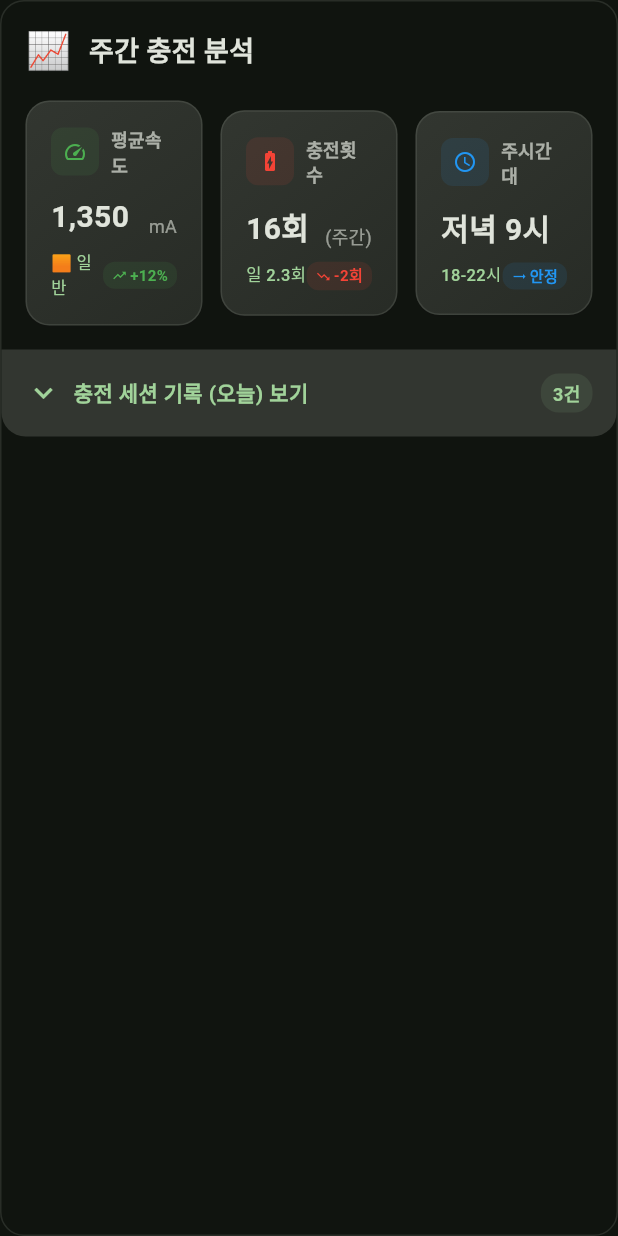
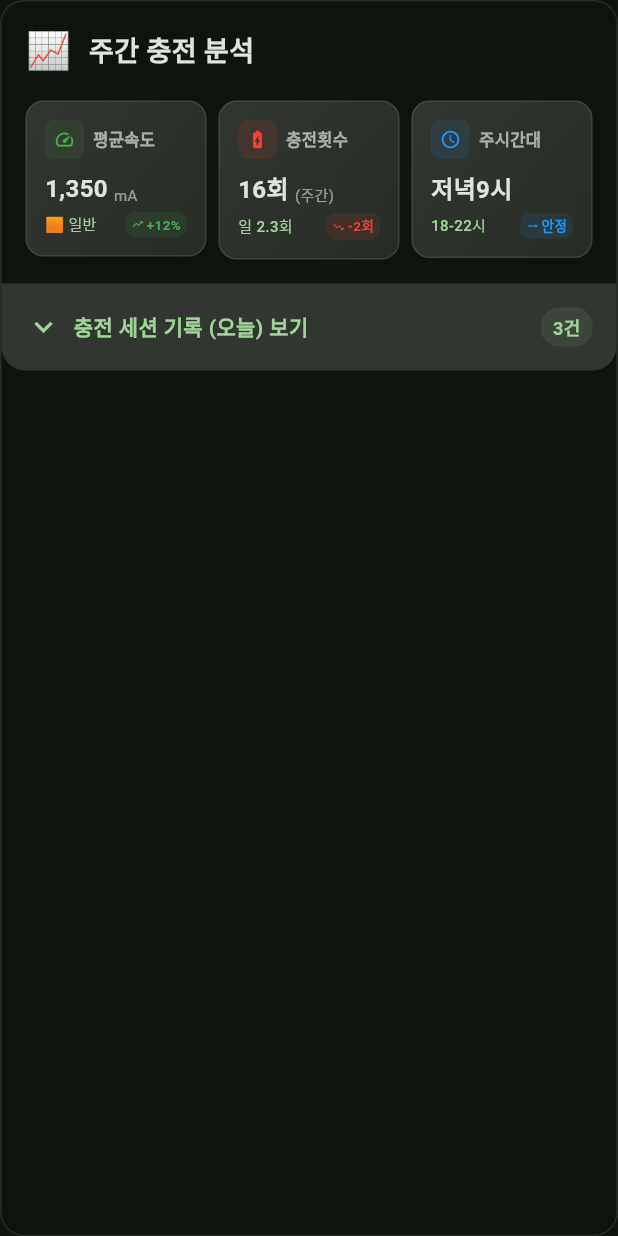
Before and after one commit to rbtc2/BatteryPal, a Flutter app: the ChargingStatsCard widget shown alone on an empty page, opened directly, on a phone screen of 412 x 824 dp. Run offline on Flutter 3.47's test engine with Material 3 defaults, Android fonts, the phone set to English and light mode, and no system bars; our stand-ins replace battery_plus, fl_chart, sqflite; accounts and stored records are empty.

Commit message:
ui수정

```diff
--- a/lib/screens/analysis/widgets/charging_patterns_tab.dart
+++ b/lib/screens/analysis/widgets/charging_patterns_tab.dart
@@ -823,6 +823,7 @@ class _ChargingStatsCardState extends State<ChargingStatsCard> {
           Padding(
             padding: const EdgeInsets.symmetric(horizontal: 16),
             child: Row(
+              crossAxisAlignment: CrossAxisAlignment.start,
               children: [
                 Expanded(
                   child: _buildEnhancedStatCard(
@@ -836,7 +837,7 @@ class _ChargingStatsCardState extends State<ChargingStatsCard> {
                     icon: Icons.speed,
                   ),
                 ),
-                SizedBox(width: 12),
+                SizedBox(width: 8),
                 Expanded(
                   child: _buildEnhancedStatCard(
                     context,
@@ -849,12 +850,12 @@ class _ChargingStatsCardState extends State<ChargingStatsCard> {
                     icon: Icons.battery_charging_full,
                   ),
                 ),
-                SizedBox(width: 12),
+                SizedBox(width: 8),
                 Expanded(
                   child: _buildEnhancedStatCard(
                     context,
                     title: '주시간대',
-                    mainValue: '저녁 9시',
+                    mainValue: '저녁9시',
                     unit: '',
                     subValue: '18-22시',
                     trend: '안정',
@@ -998,7 +999,7 @@ class _ChargingStatsCardState extends State<ChargingStatsCard> {
     required IconData icon,
   }) {
     return Container(
-      padding: const EdgeInsets.all(16),
+      padding: const EdgeInsets.all(12),
       decoration: BoxDecoration(
         gradient: LinearGradient(
           colors: [
@@ -1008,7 +1009,7 @@ class _ChargingStatsCardState extends State<ChargingStatsCard> {
           begin: Alignment.topLeft,
           end: Alignment.bottomRight,
         ),
-        borderRadius: BorderRadius.circular(16),
+        borderRadius: BorderRadius.circular(12),
         border: Border.all(
           color: Theme.of(context).colorScheme.outline.withValues(alpha: 0.2),
         ),
@@ -1021,66 +1022,74 @@ class _ChargingStatsCardState extends State<ChargingStatsCard> {
         ],
       ),
       child: Column(
+        mainAxisSize: MainAxisSize.min,
         crossAxisAlignment: CrossAxisAlignment.start,
         children: [
           // 헤더: 아이콘 + 제목
           Row(
             children: [
               Container(
-                padding: EdgeInsets.all(8),
+                padding: EdgeInsets.all(6),
                 decoration: BoxDecoration(
                   color: trendColor.withValues(alpha: 0.1),
-                  borderRadius: BorderRadius.circular(8),
+                  borderRadius: BorderRadius.circular(6),
                 ),
                 child: Icon(
                   icon,
-                  size: 16,
+                  size: 14,
                   color: trendColor,
                 ),
               ),
-              SizedBox(width: 8),
+              SizedBox(width: 6),
               Expanded(
                 child: Text(
                   title,
                   style: TextStyle(
-                    fontSize: 12,
+                    fontSize: 11,
                     fontWeight: FontWeight.w600,
                     color: Theme.of(context).colorScheme.onSurface.withValues(alpha: 0.7),
                   ),
+                  maxLines: 1,
+                  overflow: TextOverflow.ellipsis,
                 ),
               ),
             ],
           ),
 
-          SizedBox(height: 12),
+          SizedBox(height: 8),
 
-          // 메인 값
+          // 메인 값 + 단위 (가로로 배치, 줄바꿈 방지)
           Row(
             crossAxisAlignment: CrossAxisAlignment.end,
+            mainAxisSize: MainAxisSize.min,
             children: [
-            Expanded(
+              Flexible(
                 child: Text(
                   mainValue,
                   style: TextStyle(
-                    fontSize: 20,
+                    fontSize: 16,
                     fontWeight: FontWeight.bold,
                     color: Theme.of(context).colorScheme.onSurface,
                   ),
+                  maxLines: 1,
+                  overflow: TextOverflow.ellipsis,
                 ),
               ),
               if (unit.isNotEmpty) ...[
+                SizedBox(width: 4),
                 Text(
                   unit,
                   style: TextStyle(
-                    fontSize: 12,
+                    fontSize: 10,
                     color: Theme.of(context).colorScheme.onSurface.withValues(alpha: 0.6),
                   ),
+                  maxLines: 1,
                 ),
               ],
             ],
           ),
 
-          SizedBox(height: 8),
+          SizedBox(height: 4),
 
           // 서브 값과 트렌드
           Row(
@@ -1089,31 +1098,33 @@ class _ChargingStatsCardState extends State<ChargingStatsCard> {
                 child: Text(
                   subValue,
                   style: TextStyle(
-                    fontSize: 11,
+                    fontSize: 10,
                     color: Theme.of(context).colorScheme.primary,
                     fontWeight: FontWeight.w500,
                   ),
+                  maxLines: 1,
+                  overflow: TextOverflow.ellipsis,
                 ),
               ),
               Container(
-                padding: EdgeInsets.symmetric(horizontal: 6, vertical: 2),
+                padding: EdgeInsets.symmetric(horizontal: 4, vertical: 2),
                 decoration: BoxDecoration(
                   color: trendColor.withValues(alpha: 0.1),
-                  borderRadius: BorderRadius.circular(8),
+                  borderRadius: BorderRadius.circular(6),
                 ),
                 child: Row(
                   mainAxisSize: MainAxisSize.min,
                   children: [
                     Icon(
                       _getTrendIcon(trend),
-                      size: 10,
+                      size: 8,
                       color: trendColor,
                     ),
                     SizedBox(width: 2),
                     Text(
                       trend,
                       style: TextStyle(
-                        fontSize: 10,
+                        fontSize: 9,
                         fontWeight: FontWeight.bold,
                         color: trendColor,
                       ),
```
Lines whose indentation alone changed are shown as unchanged.
